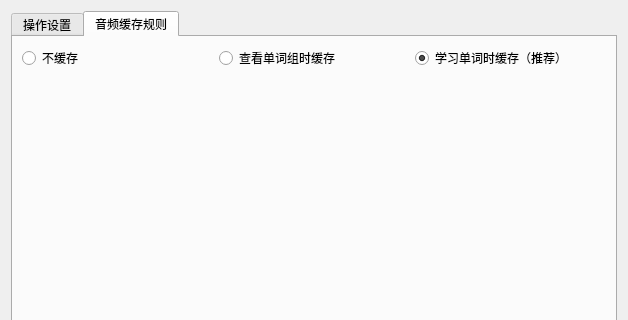
First picture: the form in UI/SettingDialog.ui, repository peler-little-pig/HaoCiKuaiJi, before the edit; both pictures show x 0 to 628 and y 0 to 320 of the 628 by 527 pixel window.
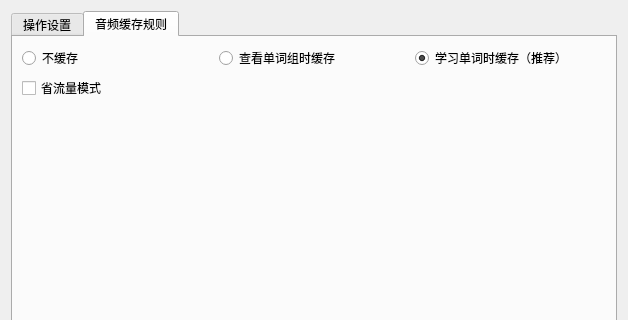
Second picture: the form after the edit. The open tabs and pages were chosen to show the change.

Commit message: save network mode v2.0.1

The edit to the form file:
```diff
--- a/UI/SettingDialog.ui
+++ b/UI/SettingDialog.ui
@@ -172,6 +172,17 @@
          </item>
         </layout>
        </item>
+       <item>
+        <layout class="QHBoxLayout" name="horizontalLayout_4">
+         <item>
+          <widget class="QCheckBox" name="audio_download_save_network_checkBox">
+           <property name="text">
+            <string>省流量模式</string>
+           </property>
+          </widget>
+         </item>
+        </layout>
+       </item>
        <item>
         <spacer name="verticalSpacer_2">
          <property name="orientation">
```
The commit also changes 9 other files.
